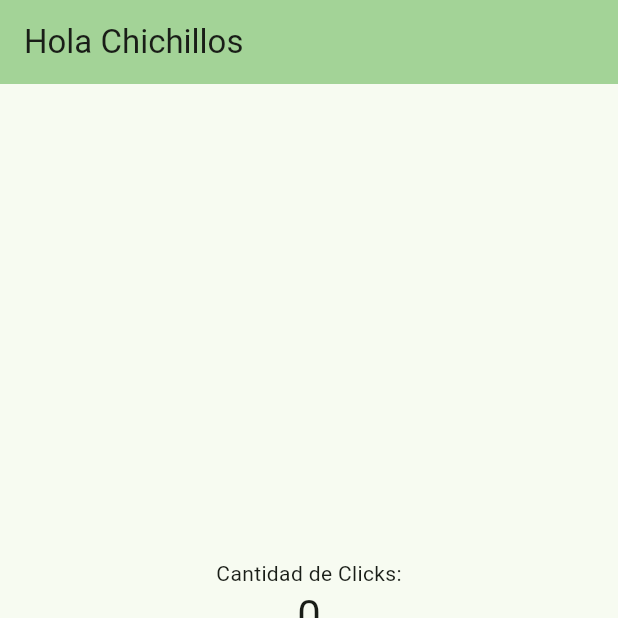
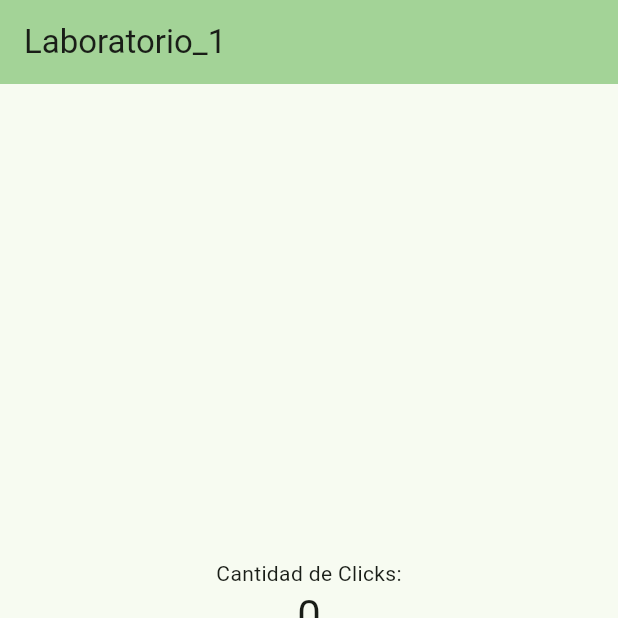
Before and after one commit to Jiren350z/3479A321_2022479021, a Flutter app: the screen it shows after launch, on a phone screen of 412 x 824 dp, the top half of it. Run offline on Flutter 3.47's test engine with Material 3 defaults, Android fonts, the phone set to English and light mode, and no system bars.

Commit message:
tercer commit

```diff
--- a/lib/main.dart
+++ b/lib/main.dart
@@ -31,7 +31,7 @@ class MyApp extends StatelessWidget {
         colorScheme: ColorScheme.fromSeed(seedColor: const Color.fromARGB(255, 21, 194, 38)),
         useMaterial3: true,
       ),
-      home: const MyHomePage(title: 'Hola Chichillos'),
+      home: const MyHomePage(title: 'Laboratorio_1'),
     );
   }
 }
@@ -166,32 +166,11 @@ class _MyHomePageState extends State<MyHomePage> {
           ],
         ),
       ),
-      //version antigua, con el codigo fuera de una funcion
-      /*
-       bottomNavigationBar: BottomAppBar(
-        child: Row(
-          mainAxisAlignment: MainAxisAlignment.spaceEvenly,
-          children: <Widget>[
-            IconButton(
-              icon: const Icon(Icons.remove),
-              onPressed: _decreaseCounter,
-            ),
-            IconButton(
-              icon: const Icon(Icons.add),
-              onPressed: _incrementCounter,
-            ),
-            IconButton(
-              icon: const Icon(Icons.refresh),
-              onPressed: _resetCounter,
-            ),
-          ],
-        ),
-      ),
-      */
+
       bottomNavigationBar: _buildBottomNavigationBar(),
       floatingActionButton: FloatingActionButton(
         onPressed: _resetCounter,
-        tooltip: 'Reseteando',
+        tooltip: 'Reiniciar',
         child: const Icon(Icons.delete),
 
 
```
